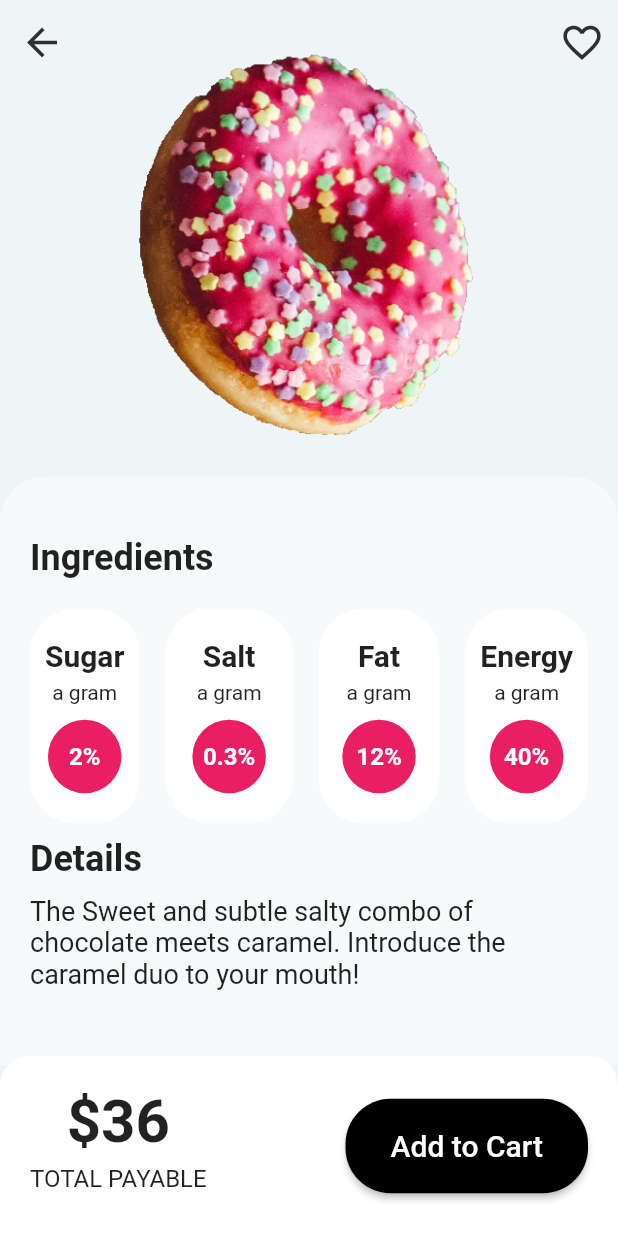
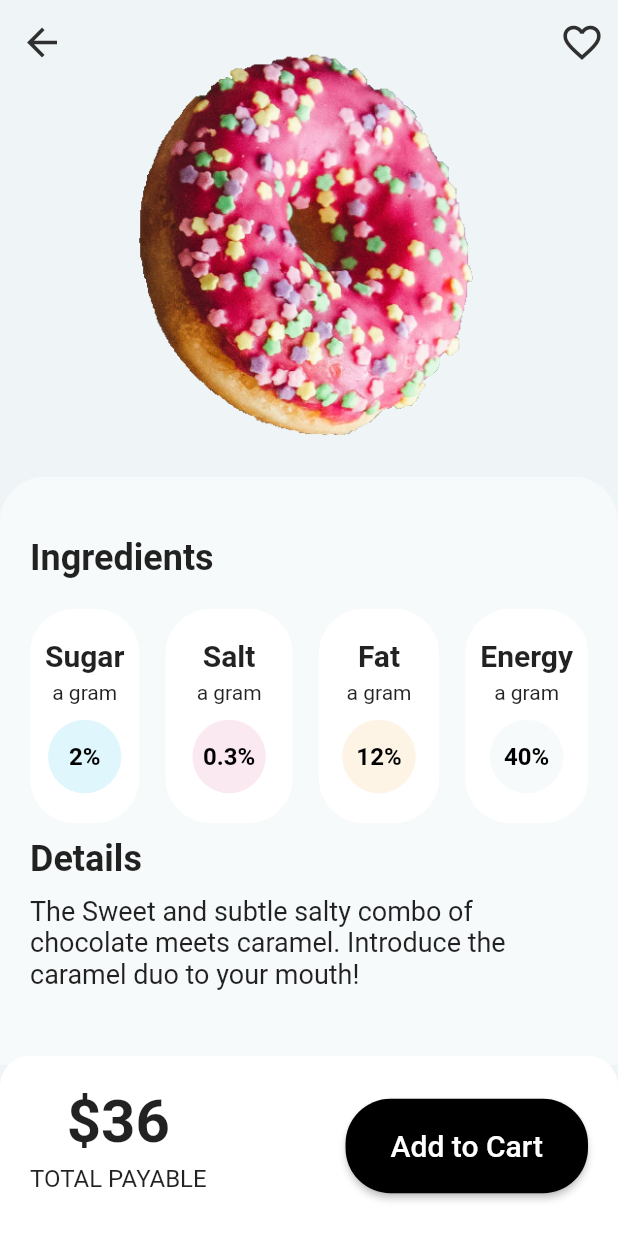
Before and after one commit to codingbbq/flutter_donut_ui, a Flutter app: the screen it shows after launch, after a tap on "Nuts Caramel", on a phone screen of 412 x 824 dp. Run offline on Flutter 3.47's test engine with Material 2 defaults, Android fonts, the phone set to English and light mode, and no system bars.

Commit message:
Color management for donut grid page and details page

```diff
--- a/lib/constants/constants.dart
+++ b/lib/constants/constants.dart
@@ -5,3 +5,10 @@ import 'package:flutter/material.dart';
 const Color BGCOLOR = Color(0xFFEFF5F6);
 const Color ICONCOLOR = Color(0xFF2F2F2F);
 const Color PRODUCTBGCOLOR = Color(0xFFF7FAFA);
+
+final List<Color> colorList = [
+  Color(0xFFDFF7FC),
+  Color(0xFFFBE9F1),
+  Color(0xFFFDF4E6),
+  Color(0xFFF7FAFA)
+];
--- a/lib/models/donutgrid.model.dart
+++ b/lib/models/donutgrid.model.dart
@@ -1,3 +1,5 @@
+import 'package:flutter/material.dart';
+
 class DonutGridModel {
   final int id;
   final String name;
@@ -7,6 +9,7 @@ class DonutGridModel {
   final String details;
   final List<IngredientStats> ingredients;
   final String img;
+  final Color color;
 
   DonutGridModel({
     this.id,
@@ -17,6 +20,7 @@ class DonutGridModel {
     this.details,
     this.ingredients,
     this.img,
+    this.color,
   });
 }
 
@@ -47,6 +51,7 @@ final DonutGridModel nutsCaramel = DonutGridModel(
       "The Sweet and subtle salty combo of chocolate meets caramel. Introduce the caramel duo to your mouth!",
   ingredients: nutsCaramerIngredients,
   img: "assets/images/donuts/1.png",
+  color: Color(0xFFf28db4),
 );
 
 final List<IngredientStats> redVelvetIngredients = [
@@ -66,6 +71,7 @@ final DonutGridModel redVelvet = DonutGridModel(
       "The Sweet and subtle salty combo of chocolate meets caramel. Introduce the caramel duo to your mouth!",
   ingredients: redVelvetIngredients,
   img: "assets/images/donuts/2.png",
+  color: Color(0xFF7c3a22),
 );
 
 final List<IngredientStats> vanillaSprinkleIngredients = [
@@ -85,6 +91,7 @@ final DonutGridModel vanillaSprinkle = DonutGridModel(
       "The Sweet and subtle salty combo of chocolate meets caramel. Introduce the caramel duo to your mouth!",
   ingredients: vanillaSprinkleIngredients,
   img: "assets/images/donuts/3.png",
+  color: Color(0xFF6f5c59),
 );
 
 final List<IngredientStats> coconutCakeIngredients = [
@@ -104,6 +111,7 @@ final DonutGridModel coconutCake = DonutGridModel(
       "The Sweet and subtle salty combo of chocolate meets caramel. Introduce the caramel duo to your mouth!",
   ingredients: coconutCakeIngredients,
   img: "assets/images/donuts/4.png",
+  color: Color(0xFFbea682),
 );
 
 final List<DonutGridModel> donutList = [
--- a/lib/pages/details_page/ingredients.dart
+++ b/lib/pages/details_page/ingredients.dart
@@ -1,10 +1,11 @@
 import 'package:flutter/material.dart';
 import 'package:flutter_donut_ui/models/donutgrid.model.dart';
+import 'package:flutter_donut_ui/constants/constants.dart' as CONSTANT;
 
 class IngredientsDetails extends StatelessWidget {
   final IngredientStats stats;
-
-  const IngredientsDetails({Key key, this.stats}) : super(key: key);
+  final int index;
+  const IngredientsDetails({Key key, this.stats, this.index}) : super(key: key);
 
   @override
   Widget build(BuildContext context) {
@@ -36,14 +37,14 @@ class IngredientsDetails extends StatelessWidget {
           Container(
             padding: EdgeInsets.all(15.0),
             decoration: BoxDecoration(
-              color: Colors.pink,
+              color: CONSTANT.colorList[index],
               shape: BoxShape.circle,
             ),
             child: Text(
               stats.value.toString() + "%",
               style: TextStyle(
                 fontSize: 16.0,
-                color: Colors.white,
+                color: Colors.black,
                 fontWeight: FontWeight.bold,
               ),
             ),
--- a/lib/pages/details_page/item_details_page.dart
+++ b/lib/pages/details_page/item_details_page.dart
@@ -96,8 +96,9 @@ class ItemDetailsPage extends StatelessWidget {
                     Row(
                       mainAxisAlignment: MainAxisAlignment.spaceBetween,
                       children: <Widget>[
-                        for (var ingredients in arguments.ingredients)
-                          IngredientsDetails(stats: ingredients),
+                        for (var i = 0; i < arguments.ingredients.length; i++)
+                          IngredientsDetails(
+                              index: i, stats: arguments.ingredients[i]),
                       ],
                     ),
                     SizedBox(
--- a/lib/pages/listing_page/grid_builder.dart
+++ b/lib/pages/listing_page/grid_builder.dart
@@ -38,14 +38,18 @@ class DonutGridBuilder extends StatelessWidget {
                       horizontal: 20.0,
                     ),
                     decoration: BoxDecoration(
-                      color: Colors.pink,
+                      color: donutList[index].color,
                       borderRadius: BorderRadius.only(
                         topRight: Radius.circular(20.0),
                         bottomLeft: Radius.circular(20.0),
                       ),
                     ),
                     child: Text(
-                      donutList[index].price.toString(),
+                      r"$" + donutList[index].price.toString(),
+                      style: TextStyle(
+                        color: darken(donutList[index].color, .4),
+                        fontSize: 18.0,
+                      ),
                     ),
                   ),
                 ),
@@ -127,3 +131,14 @@ class DonutGridBuilder extends StatelessWidget {
     );
   }
 }
+
+//https://stackoverflow.com/questions/58360989/programmatically-lighten-or-darken-a-hex-color-in-dart
+
+Color darken(Color color, [double amount = .1]) {
+  assert(amount >= 0 && amount <= 1);
+
+  final hsl = HSLColor.fromColor(color);
+  final hslDark = hsl.withLightness((hsl.lightness - amount).clamp(0.0, 1.0));
+
+  return hslDark.toColor();
+}
```
